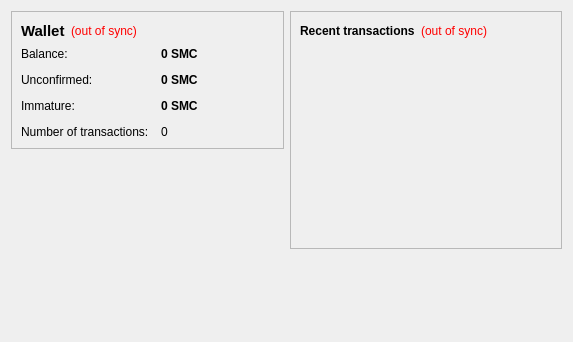
This is src/qt/forms/overviewpage.ui in master-zhuang/talentcoin as Qt 5 draws it before an edit. The edited form follows.
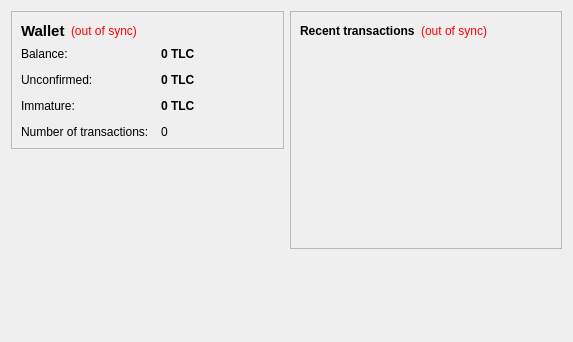
This is the edited form.

Patch:
```diff
--- a/src/qt/forms/overviewpage.ui
+++ b/src/qt/forms/overviewpage.ui
@@ -105,7 +105,7 @@
              <string>Your current balance</string>
             </property>
             <property name="text">
-             <string notr="true">0 SMC</string>
+             <string notr="true">0 TLC</string>
             </property>
             <property name="textInteractionFlags">
              <set>Qt::LinksAccessibleByMouse|Qt::TextSelectableByKeyboard|Qt::TextSelectableByMouse</set>
@@ -134,7 +134,7 @@
              <string>Total of transactions that have yet to be confirmed, and do not yet count toward the current balance</string>
             </property>
             <property name="text">
-             <string notr="true">0 SMC</string>
+             <string notr="true">0 TLC</string>
             </property>
             <property name="textInteractionFlags">
              <set>Qt::LinksAccessibleByMouse|Qt::TextSelectableByKeyboard|Qt::TextSelectableByMouse</set>
@@ -177,7 +177,7 @@
              <string>Mined balance that has not yet matured</string>
             </property>
             <property name="text">
-             <string notr="true">0 SMC</string>
+             <string notr="true">0 TLC</string>
             </property>
             <property name="textInteractionFlags">
              <set>Qt::LinksAccessibleByMouse|Qt::TextSelectableByKeyboard|Qt::TextSelectableByMouse</set>
```
Left out of the diff: 4 changed lines with no effect on the pictures.
